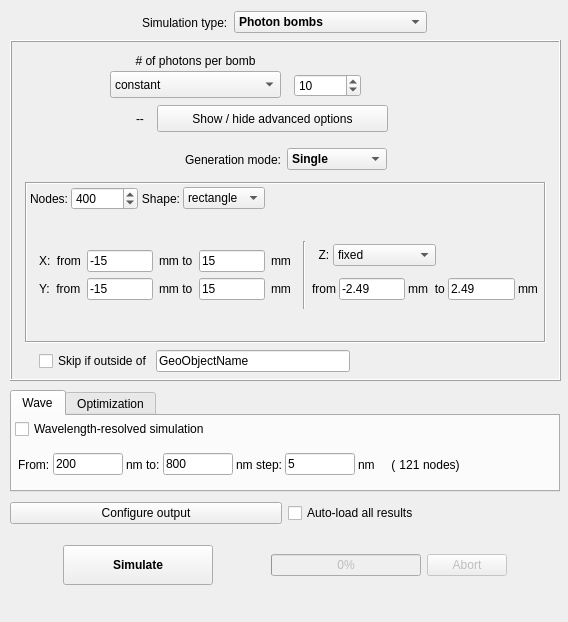
The window that ants3bundle/src/ants3/gui/photsim/a3photsimwin.ui (andrmor/ANTS3bundle) describes before a commit, drawn with Qt 5.
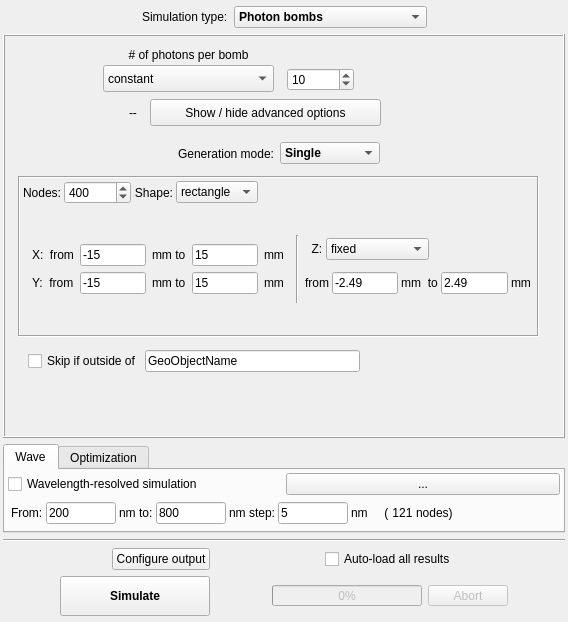
The same window after the commit. The open tabs and pages were chosen to show the change.

```diff
--- a/ants3bundle/src/ants3/gui/photsim/a3photsimwin.ui
+++ b/ants3bundle/src/ants3/gui/photsim/a3photsimwin.ui
@@ -14,15 +14,97 @@
    <string>MainWindow</string>
   </property>
   <widget class="QWidget" name="centralwidget">
+   <layout class="QVBoxLayout" name="verticalLayout_11">
+    <property name="spacing">
+     <number>6</number>
+    </property>
+    <property name="leftMargin">
+     <number>3</number>
+    </property>
+    <property name="topMargin">
+     <number>6</number>
+    </property>
+    <property name="rightMargin">
+     <number>3</number>
+    </property>
+    <property name="bottomMargin">
+     <number>6</number>
+    </property>
+    <item>
+     <layout class="QHBoxLayout" name="horizontalLayout">
+      <item>
+       <spacer name="horizontalSpacer_7">
+        <property name="orientation">
+         <enum>Qt::Horizontal</enum>
+        </property>
+        <property name="sizeHint" stdset="0">
+         <size>
+          <width>40</width>
+          <height>20</height>
+         </size>
+        </property>
+       </spacer>
+      </item>
+      <item>
+       <widget class="QLabel" name="label">
+        <property name="font">
+         <font>
+          <weight>50</weight>
+          <bold>false</bold>
+         </font>
+        </property>
+        <property name="text">
+         <string>Simulation type:</string>
+        </property>
+       </widget>
+      </item>
+      <item>
+       <widget class="QComboBox" name="cobSimType">
+        <property name="font">
+         <font>
+          <weight>75</weight>
+          <bold>true</bold>
+         </font>
+        </property>
+        <item>
+         <property name="text">
+          <string>Photon bombs</string>
+         </property>
+        </item>
+        <item>
+         <property name="text">
+          <string>From energy deposition data</string>
+         </property>
+        </item>
+        <item>
+         <property name="text">
+          <string>Individual photons</string>
+         </property>
+        </item>
+        <item>
+         <property name="text">
+          <string>LRF-based sim</string>
+         </property>
+        </item>
+       </widget>
+      </item>
+      <item>
+       <spacer name="horizontalSpacer">
+        <property name="orientation">
+         <enum>Qt::Horizontal</enum>
+        </property>
+        <property name="sizeHint" stdset="0">
+         <size>
+          <width>40</width>
+          <height>20</height>
+         </size>
+        </property>
+       </spacer>
+      </item>
+     </layout>
+    </item>
+    <item>
    <widget class="QStackedWidget" name="swSimType">
-    <property name="geometry">
-     <rect>
-      <x>10</x>
-      <y>40</y>
-      <width>551</width>
-      <height>341</height>
-     </rect>
-    </property>
     <property name="frameShape">
      <enum>QFrame::Box</enum>
     </property>
@@ -49,89 +131,6 @@
        <number>0</number>
       </property>
       <widget class="QWidget" name="page_5">
-       <widget class="QFrame" name="frLimitNodesTo">
-        <property name="geometry">
-         <rect>
-          <x>14</x>
-          <y>214</y>
-          <width>510</width>
-          <height>31</height>
-         </rect>
-        </property>
-        <property name="frameShape">
-         <enum>QFrame::NoFrame</enum>
-        </property>
-        <property name="frameShadow">
-         <enum>QFrame::Raised</enum>
-        </property>
-        <layout class="QHBoxLayout" name="horizontalLayout_11">
-         <property name="spacing">
-          <number>3</number>
-         </property>
-         <property name="leftMargin">
-          <number>3</number>
-         </property>
-         <property name="topMargin">
-          <number>3</number>
-         </property>
-         <property name="rightMargin">
-          <number>3</number>
-         </property>
-         <property name="bottomMargin">
-          <number>3</number>
-         </property>
-         <item>
-          <widget class="QCheckBox" name="cbLimitNodesOutsideObject">
-           <property name="font">
-            <font>
-             <weight>50</weight>
-             <bold>false</bold>
-             <kerning>true</kerning>
-            </font>
-           </property>
-           <property name="toolTip">
-            <string>If a node is outside of this object, skip it. If this object is not found, the option has no effect.</string>
-           </property>
-           <property name="text">
-            <string>Skip if outside of</string>
-           </property>
-           <property name="checked">
-            <bool>false</bool>
-           </property>
-          </widget>
-         </item>
-         <item>
-          <widget class="QLineEdit" name="leLimitNodesObject">
-           <property name="font">
-            <font>
-             <weight>50</weight>
-             <bold>false</bold>
-             <kerning>true</kerning>
-            </font>
-           </property>
-           <property name="toolTip">
-            <string>If a node is outside of this object, skip it. If this object is not found, the option has no effect.</string>
-           </property>
-           <property name="text">
-            <string>GeoObjectName</string>
-           </property>
-          </widget>
-         </item>
-         <item>
-          <spacer name="horizontalSpacer_8">
-           <property name="orientation">
-            <enum>Qt::Horizontal</enum>
-           </property>
-           <property name="sizeHint" stdset="0">
-            <size>
-             <width>40</width>
-             <height>20</height>
-            </size>
-           </property>
-          </spacer>
-         </item>
-        </layout>
-       </widget>
        <widget class="QStackedWidget" name="twSingleScan1">
         <property name="geometry">
          <rect>
@@ -155,7 +154,7 @@
          <enum>QFrame::Sunken</enum>
         </property>
         <property name="currentIndex">
-         <number>0</number>
+           <number>2</number>
         </property>
         <widget class="QWidget" name="twSingleScan1Page1">
          <layout class="QVBoxLayout" name="verticalLayout">
@@ -1432,6 +1431,89 @@
          </item>
         </layout>
        </widget>
+         <widget class="QFrame" name="frLimitNodesTo">
+          <property name="geometry">
+           <rect>
+            <x>10</x>
+            <y>220</y>
+            <width>552</width>
+            <height>31</height>
+           </rect>
+          </property>
+          <property name="frameShape">
+           <enum>QFrame::NoFrame</enum>
+          </property>
+          <property name="frameShadow">
+           <enum>QFrame::Raised</enum>
+          </property>
+          <layout class="QHBoxLayout" name="horizontalLayout_11">
+           <property name="spacing">
+            <number>3</number>
+           </property>
+           <property name="leftMargin">
+            <number>3</number>
+           </property>
+           <property name="topMargin">
+            <number>3</number>
+           </property>
+           <property name="rightMargin">
+            <number>3</number>
+           </property>
+           <property name="bottomMargin">
+            <number>3</number>
+           </property>
+           <item>
+            <widget class="QCheckBox" name="cbLimitNodesOutsideObject">
+             <property name="font">
+              <font>
+               <weight>50</weight>
+               <bold>false</bold>
+               <kerning>true</kerning>
+              </font>
+             </property>
+             <property name="toolTip">
+              <string>If a node is outside of this object, skip it. If this object is not found, the option has no effect.</string>
+             </property>
+             <property name="text">
+              <string>Skip if outside of</string>
+             </property>
+             <property name="checked">
+              <bool>false</bool>
+             </property>
+            </widget>
+           </item>
+           <item>
+            <widget class="QLineEdit" name="leLimitNodesObject">
+             <property name="font">
+              <font>
+               <weight>50</weight>
+               <bold>false</bold>
+               <kerning>true</kerning>
+              </font>
+             </property>
+             <property name="toolTip">
+              <string>If a node is outside of this object, skip it. If this object is not found, the option has no effect.</string>
+             </property>
+             <property name="text">
+              <string>GeoObjectName</string>
+             </property>
+            </widget>
+           </item>
+           <item>
+            <spacer name="horizontalSpacer_8">
+             <property name="orientation">
+              <enum>Qt::Horizontal</enum>
+             </property>
+             <property name="sizeHint" stdset="0">
+              <size>
+               <width>40</width>
+               <height>20</height>
+              </size>
+             </property>
+            </spacer>
+           </item>
+          </layout>
+         </widget>
       </widget>
       <widget class="QWidget" name="page_9">
        <widget class="QFrame" name="fAdvOptionsSim">
@@ -2641,7 +2723,7 @@
        <string>...from energy deposition data</string>
       </property>
      </widget>
-     <widget class="QWidget" name="">
+       <widget class="QWidget" name="layoutWidget">
       <property name="geometry">
        <rect>
         <x>70</x>
@@ -2887,17 +2969,17 @@
      </widget>
     </widget>
    </widget>
+    </item>
+    <item>
    <widget class="QTabWidget" name="twGeneralOption">
     <property name="enabled">
      <bool>true</bool>
     </property>
-    <property name="geometry">
-     <rect>
-      <x>10</x>
-      <y>390</y>
-      <width>550</width>
-      <height>102</height>
-     </rect>
+      <property name="sizePolicy">
+       <sizepolicy hsizetype="Expanding" vsizetype="Minimum">
+        <horstretch>0</horstretch>
+        <verstretch>0</verstretch>
+       </sizepolicy>
     </property>
     <property name="currentIndex">
      <number>0</number>
@@ -2923,6 +3005,11 @@
        <number>3</number>
       </property>
       <item>
+         <layout class="QHBoxLayout" name="horizontalLayout_21">
+          <property name="topMargin">
+           <number>0</number>
+          </property>
+          <item>
        <widget class="QCheckBox" name="cbWaveResolved">
         <property name="enabled">
          <bool>true</bool>
@@ -2936,6 +3023,15 @@
        </widget>
       </item>
       <item>
+           <widget class="QPushButton" name="pbdWave">
+            <property name="text">
+             <string>...</string>
+            </property>
+           </widget>
+          </item>
+         </layout>
+        </item>
+        <item>
        <widget class="QFrame" name="fWaveOptions">
         <property name="frameShape">
          <enum>QFrame::NoFrame</enum>
@@ -3207,18 +3303,18 @@
      </layout>
     </widget>
    </widget>
-   <widget class="QWidget" name="layoutWidget">
-    <property name="geometry">
-     <rect>
-      <x>9</x>
-      <y>9</y>
-      <width>550</width>
-      <height>27</height>
-     </rect>
-    </property>
-    <layout class="QHBoxLayout" name="horizontalLayout">
+    </item>
+    <item>
+     <widget class="Line" name="line">
+      <property name="orientation">
+       <enum>Qt::Horizontal</enum>
+      </property>
+     </widget>
+    </item>
      <item>
-      <spacer name="horizontalSpacer_7">
+     <layout class="QHBoxLayout" name="horizontalLayout_5">
+      <item>
+       <spacer name="horizontalSpacer_21">
        <property name="orientation">
         <enum>Qt::Horizontal</enum>
        </property>
@@ -3231,50 +3327,34 @@
       </spacer>
      </item>
      <item>
-      <widget class="QLabel" name="label">
-       <property name="font">
-        <font>
-         <weight>50</weight>
-         <bold>false</bold>
-        </font>
-       </property>
+       <widget class="QPushButton" name="pbConfigureOutput">
        <property name="text">
-        <string>Simulation type:</string>
+         <string>Configure output</string>
        </property>
       </widget>
      </item>
      <item>
-      <widget class="QComboBox" name="cobSimType">
-       <property name="font">
-        <font>
-         <weight>75</weight>
-         <bold>true</bold>
-        </font>
-       </property>
-       <item>
-        <property name="text">
-         <string>Photon bombs</string>
+       <spacer name="horizontalSpacer_25">
+        <property name="orientation">
+         <enum>Qt::Horizontal</enum>
+        </property>
+        <property name="sizeHint" stdset="0">
+         <size>
+          <width>40</width>
+          <height>20</height>
+         </size>
         </property>
+       </spacer>
        </item>
        <item>
+       <widget class="QCheckBox" name="cbAutoLoadResults">
         <property name="text">
-         <string>From energy deposition data</string>
+         <string>Auto-load all results</string>
         </property>
-       </item>
-       <item>
-        <property name="text">
-         <string>Individual photons</string>
-        </property>
-       </item>
-       <item>
-        <property name="text">
-         <string>LRF-based sim</string>
-        </property>
-       </item>
       </widget>
      </item>
      <item>
-      <spacer name="horizontalSpacer">
+       <spacer name="horizontalSpacer_24">
        <property name="orientation">
         <enum>Qt::Horizontal</enum>
        </property>
@@ -3287,16 +3367,8 @@
       </spacer>
      </item>
     </layout>
-   </widget>
-   <widget class="QWidget" name="layoutWidget">
-    <property name="geometry">
-     <rect>
-      <x>10</x>
-      <y>540</y>
-      <width>550</width>
-      <height>51</height>
-     </rect>
-    </property>
+    </item>
+    <item>
     <layout class="QHBoxLayout" name="horizontalLayout_6">
      <item>
       <spacer name="horizontalSpacer_2">
@@ -3354,6 +3426,12 @@
          <height>0</height>
         </size>
        </property>
+        <property name="maximumSize">
+         <size>
+          <width>16777215</width>
+          <height>21</height>
+         </size>
+        </property>
        <property name="value">
         <number>0</number>
        </property>
@@ -3364,6 +3442,12 @@
        <property name="enabled">
         <bool>false</bool>
        </property>
+        <property name="maximumSize">
+         <size>
+          <width>16777215</width>
+          <height>21</height>
+         </size>
+        </property>
        <property name="text">
         <string>Abort</string>
        </property>
@@ -3383,33 +3467,8 @@
       </spacer>
      </item>
     </layout>
-   </widget>
-   <widget class="QWidget" name="layoutWidget">
-    <property name="geometry">
-     <rect>
-      <x>10</x>
-      <y>500</y>
-      <width>550</width>
-      <height>27</height>
-     </rect>
-    </property>
-    <layout class="QHBoxLayout" name="horizontalLayout_5">
-     <item>
-      <widget class="QPushButton" name="pbConfigureOutput">
-       <property name="text">
-        <string>Configure output</string>
-       </property>
-      </widget>
-     </item>
-     <item>
-      <widget class="QCheckBox" name="cbAutoLoadResults">
-       <property name="text">
-        <string>Auto-load all results</string>
-       </property>
-      </widget>
-     </item>
-    </layout>
-   </widget>
+    </item>
+   </layout>
   </widget>
   <widget class="QMenuBar" name="menubar">
    <property name="geometry">
```
Left out of the diff: 67 changed lines with no effect on the pictures. Lines whose indentation alone changed are shown as unchanged.
